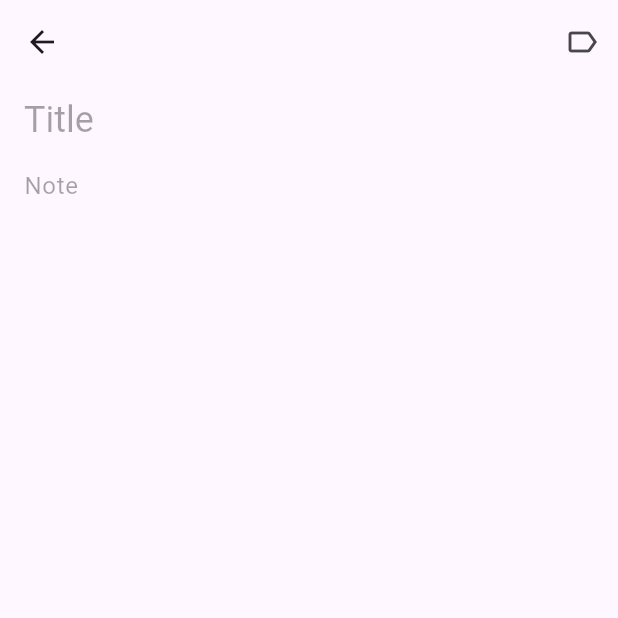
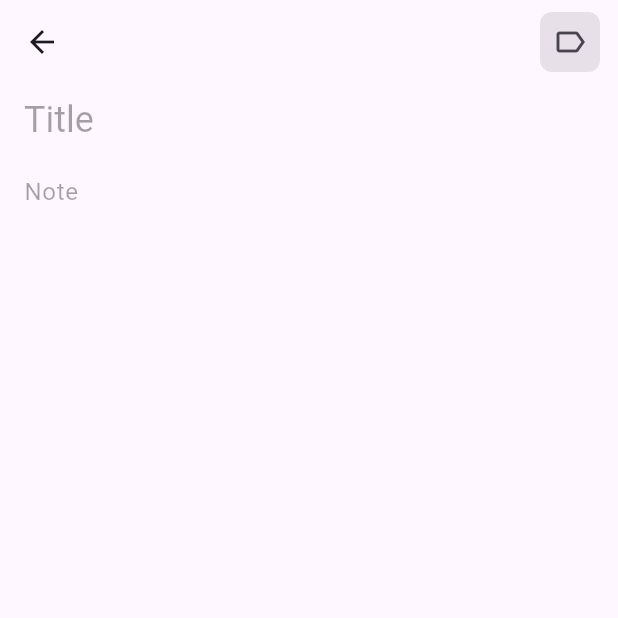
Before and after one commit to alexaniko88/my-notes, a Flutter app: the NoteScreen screen opened by its route, on a phone screen of 412 x 824 dp, the top half of it. Run offline on Flutter 3.47's test engine with Material 3 defaults, Android fonts, the phone set to English and light mode, and no system bars; our stand-ins replace cloud_firestore, equatable, firebase_auth, firebase_core, flutter_riverpod, gap and 3 more; accounts and stored records are empty; generated files the repository leaves out were written again.

```diff
--- a/lib/presentation/screens/note/note_screen.dart
+++ b/lib/presentation/screens/note/note_screen.dart
@@ -5,6 +5,7 @@ import 'package:my_notes/domain/models/note_type.dart';
 import 'package:my_notes/presentation/providers/labels/labels_provider.dart';
 import 'package:my_notes/presentation/providers/notes/notes_provider.dart';
 import 'package:my_notes/presentation/widgets/common/app_icon.dart';
+import 'package:my_notes/presentation/widgets/common/app_icon_button.dart';
 import 'package:my_notes/presentation/widgets/labels/label_tag.dart';
 import 'package:my_notes/shared/extensions/build_context_extensions.dart';
 import 'package:my_notes/shared/navigation/app_route.dart';
@@ -27,6 +28,7 @@ class _NoteScreenState extends ConsumerState<NoteScreen>
     with WidgetsBindingObserver {
   late final TextEditingController _titleController;
   late final TextEditingController _bodyController;
+  final FocusNode _bodyFocusNode = FocusNode();
   List<String> _labelIds = [];
   int? _noteColor;
   String? _noteId;
@@ -115,7 +117,16 @@ class _NoteScreenState extends ConsumerState<NoteScreen>
     WidgetsBinding.instance.removeObserver(this);
     _titleController.dispose();
     _bodyController.dispose();
+    _bodyFocusNode.dispose();
     super.dispose();
+  }
+
+  // Tapping the empty space below the note content focuses the body field
+  // with the cursor at the end, as if the field still filled the screen.
+  void _focusBody() {
+    _bodyFocusNode.requestFocus();
+    _bodyController.selection =
+        TextSelection.collapsed(offset: _bodyController.text.length);
   }
 
   @override
@@ -146,9 +157,10 @@ class _NoteScreenState extends ConsumerState<NoteScreen>
         appBar: AppBar(
           backgroundColor: backgroundColor,
           leading: BackButton(onPressed: _saveAndPop),
+          actionsPadding: EdgeInsets.only(right: spacing.sm),
           actions: [
-            IconButton(
-              icon: const AppIcon(name: AppIconName.labelOutlined),
+            AppIconButton(
+              icon: AppIconName.labelOutlined,
               onPressed: _openLabelPicker,
             ),
           ],
@@ -169,24 +181,31 @@ class _NoteScreenState extends ConsumerState<NoteScreen>
                 ),
               ),
               Expanded(
-                child: TextField(
+                child: GestureDetector(
+                  behavior: HitTestBehavior.opaque,
+                  onTap: _focusBody,
+                  child: SingleChildScrollView(
+                    child: Column(
+                      crossAxisAlignment: CrossAxisAlignment.start,
+                      children: [
+                        TextField(
                           controller: _bodyController,
+                          focusNode: _bodyFocusNode,
                           style: theme.textTheme.bodyLarge,
                           maxLines: null,
-                  expands: true,
-                  textAlignVertical: TextAlignVertical.top,
                           decoration: InputDecoration(
                             hintText: l10n.noteBodyHint,
                             hintStyle: bodyHintStyle,
                             border: InputBorder.none,
                           ),
                         ),
-              ),
-              // reserved label area — sits above the keyboard because the
-              // body field above shrinks when the viewport resizes
+                        // labels flow right after the body text
                         if (noteLabels.isNotEmpty)
                           Padding(
-                  padding: EdgeInsets.symmetric(vertical: spacing.sm),
+                            padding: EdgeInsets.only(
+                              top: spacing.sm,
+                              bottom: spacing.lg,
+                            ),
                             child: Wrap(
                               spacing: spacing.sm,
                               runSpacing: spacing.xs,
@@ -203,6 +222,11 @@ class _NoteScreenState extends ConsumerState<NoteScreen>
                     ),
                   ),
                 ),
+              ),
+            ],
+          ),
+        ),
+      ),
     );
   }
 }
--- /dev/null
+++ b/lib/presentation/widgets/common/app_icon_button.dart
@@ -0,0 +1,45 @@
+import 'package:flutter/material.dart';
+import 'package:my_notes/presentation/widgets/common/app_icon.dart';
+import 'package:my_notes/shared/extensions/build_context_extensions.dart';
+
+/// Icon button on a subtle rounded-square background, used for
+/// app bar actions.
+class AppIconButton extends StatelessWidget {
+  final AppIconName icon;
+  final VoidCallback? onPressed;
+  final Color? color;
+  final double? size;
+
+  const AppIconButton({
+    super.key,
+    required this.icon,
+    this.onPressed,
+    this.color,
+    this.size,
+  });
+
+  @override
+  Widget build(BuildContext context) {
+    final theme = Theme.of(context);
+    final dimensions = context.dimensions;
+
+    final backgroundColor = theme.colorScheme.surfaceContainerHighest;
+    final shape = RoundedRectangleBorder(
+      borderRadius: BorderRadius.circular(dimensions.borderRadius.sm),
+    );
+    final style = IconButton.styleFrom(
+      backgroundColor: backgroundColor,
+      shape: shape,
+    );
+
+    return IconButton(
+      style: style,
+      onPressed: onPressed,
+      icon: AppIcon(
+        name: icon,
+        color: color,
+        size: size,
+      ),
+    );
+  }
+}
```
Also changed, not shown: lib/presentation/widgets/labels/label_tag.dart (+27 -10 lines), lib/presentation/widgets/notes/note_card.dart (+55 -5 lines). Lines whose indentation alone changed are shown as unchanged.
